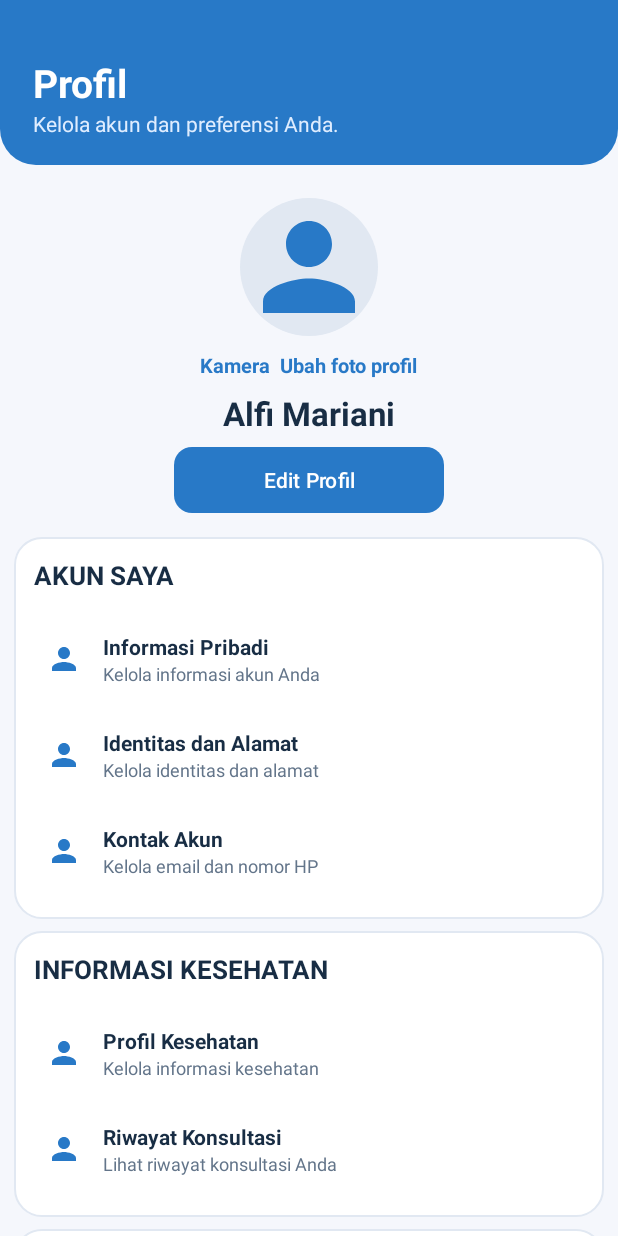
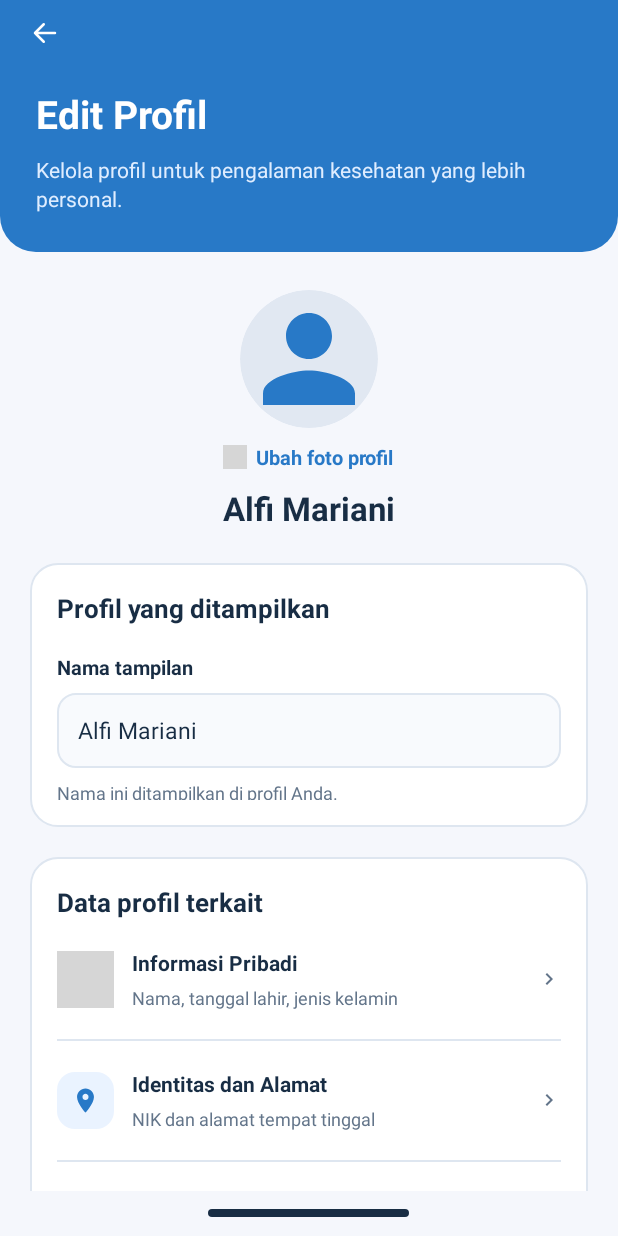
Before and after one commit to AhmadRifai19/Project-Halo-Sehat, an Android app: the ProfilActivity screen opened directly, with no data from a screen before it, after a tap on "Edit Profil", on a phone screen of 412 x 824 dp. Run offline under Robolectric (Android 15) with nearby library versions, the phone set to English and light mode, and no system bars; grey boxes are pictures that could not be loaded.

Commit message:
"feat: menambahkan halaman edit profil navigasinya" buat nambah fitur/kode baru

```diff
--- a/app/src/main/AndroidManifest.xml
+++ b/app/src/main/AndroidManifest.xml
@@ -88,7 +88,9 @@
             android:name=".DetailProfilActivity"
             android:exported="false" />
 
-
+        <activity
+            android:name=".EditProfilActivity"
+            android:exported="false" />
 
     </application>
 
--- a/app/src/main/java/com/example/appsdokter/DetailProfilActivity.kt
+++ b/app/src/main/java/com/example/appsdokter/DetailProfilActivity.kt
@@ -1,8 +1,9 @@
-
 package com.example.appsdokter
 
+import android.content.Intent
 import android.os.Bundle
 import android.widget.TextView
+import android.widget.Button
 import androidx.appcompat.app.AppCompatActivity
 
 class DetailProfilActivity : AppCompatActivity() {
@@ -19,5 +20,16 @@ class DetailProfilActivity : AppCompatActivity() {
 
         findViewById<TextView>(R.id.tvDetailJudul).text = judul
         findViewById<TextView>(R.id.tvDetailDeskripsi).text = deskripsi
+
+        // Navigasi ke halaman Edit Profil
+        val btnEditProfil = findViewById<Button>(R.id.btnEditProfil)
+
+        btnEditProfil.setOnClickListener {
+            val pindahHalaman = Intent(
+                this,
+                EditProfilActivity::class.java
+            )
+            startActivity(pindahHalaman)
+        }
     }
 }
--- /dev/null
+++ b/app/src/main/java/com/example/appsdokter/EditProfilActivity.kt
@@ -0,0 +1,68 @@
+package com.example.appsdokter
+
+import android.os.Bundle
+import android.widget.Button
+import android.widget.EditText
+import android.widget.ImageView
+import android.widget.Toast
+import androidx.appcompat.app.AppCompatActivity
+
+class EditProfilActivity : AppCompatActivity() {
+
+    override fun onCreate(savedInstanceState: Bundle?) {
+        super.onCreate(savedInstanceState)
+        setContentView(R.layout.activity_edit_profil)
+
+        // Inisialisasi komponen
+        val btnBack = findViewById<ImageView>(R.id.btnBack)
+
+        val btnSimpanPerubahan =
+            findViewById<Button>(R.id.btnSimpanPerubahan)
+
+        val etNamaTampilan =
+            findViewById<EditText>(R.id.etNamaTampilan)
+
+        // Tombol Kembali
+        btnBack.setOnClickListener {
+            finish()
+        }
+
+        // Tombol Simpan Perubahan
+        btnSimpanPerubahan.setOnClickListener {
+
+            val namaBaru = etNamaTampilan.text.toString().trim()
+
+            if (namaBaru.isNotEmpty()) {
+
+                // Simpan nama menggunakan SharedPreferences
+                val sharedPreferences = getSharedPreferences(
+                    "ProfilUser",
+                    MODE_PRIVATE
+                )
+
+                sharedPreferences.edit()
+                    .putString("nama_tampilan", namaBaru)
+                    .apply()
+
+                Toast.makeText(
+                    this,
+                    "Profil berhasil diperbarui",
+                    Toast.LENGTH_SHORT
+                ).show()
+
+                finish()
+
+            } else {
+
+                etNamaTampilan.error = "Nama tidak boleh kosong"
+
+                Toast.makeText(
+                    this,
+                    "Silakan masukkan nama tampilan",
+                    Toast.LENGTH_SHORT
+                ).show()
+            }
+        }
+
+    }
+}
--- a/app/src/main/java/com/example/appsdokter/ProfilActivity.kt
+++ b/app/src/main/java/com/example/appsdokter/ProfilActivity.kt
@@ -5,6 +5,7 @@ import android.widget.Button
 import android.widget.TextView
 import android.widget.Toast
 import androidx.appcompat.app.AppCompatActivity
+import android.content.Intent
 
 class ProfilActivity : AppCompatActivity() {
 
@@ -61,11 +62,17 @@ class ProfilActivity : AppCompatActivity() {
             "Membuka Pengaturan Notifikasi"
         )
 
+
         // Tombol Edit Profil
         findViewById<Button>(R.id.btnEditProfil)
             .setOnClickListener {
-                tampilPesan("Membuka Edit Profil")
+                val intent = Intent(
+                    this,
+                    EditProfilActivity::class.java
+                )
+                startActivity(intent)
             }
+
 
         // Tombol Keluar
         findViewById<TextView>(R.id.btnKeluar)
--- a/app/src/main/java/com/example/appsdokter/ProfilFragment.kt
+++ b/app/src/main/java/com/example/appsdokter/ProfilFragment.kt
@@ -21,7 +21,11 @@ class ProfilFragment : Fragment(R.layout.activity_profil) {
         aturMenu(view, R.id.itemNotifikasi, "Pengaturan Notifikasi", "Atur pemberitahuan aplikasi")
 
         view.findViewById<Button>(R.id.btnEditProfil).setOnClickListener {
-            Toast.makeText(requireContext(), "Membuka Edit Profil", Toast.LENGTH_SHORT).show()
+            val intent = Intent(
+                requireContext(),
+                EditProfilActivity::class.java
+            )
+            startActivity(intent)
         }
 
         view.findViewById<TextView>(R.id.btnKeluar).setOnClickListener {
@@ -41,4 +45,6 @@ class ProfilFragment : Fragment(R.layout.activity_profil) {
             startActivity(intent)
         }
     }
+
+
 }
--- /dev/null
+++ b/app/src/main/res/drawable/bg_button_edit.xml
@@ -0,0 +1,4 @@
+<shape xmlns:android="http://schemas.android.com/apk/res/android">
+    <solid android:color="#2879C7"/>
+    <corners android:radius="12dp"/>
+</shape>
--- /dev/null
+++ b/app/src/main/res/drawable/bg_card_edit.xml
@@ -0,0 +1,5 @@
+<shape xmlns:android="http://schemas.android.com/apk/res/android">
+    <solid android:color="#FFFFFF"/>
+    <stroke android:width="1dp" android:color="#DEE6F0"/>
+    <corners android:radius="18dp"/>
+</shape>
--- /dev/null
+++ b/app/src/main/res/drawable/bg_header_edit.xml
@@ -0,0 +1,6 @@
+<shape xmlns:android="http://schemas.android.com/apk/res/android">
+    <solid android:color="#2879C7"/>
+    <corners
+        android:bottomLeftRadius="24dp"
+        android:bottomRightRadius="24dp"/>
+</shape>
--- /dev/null
+++ b/app/src/main/res/drawable/bg_icon_edit.xml
@@ -0,0 +1,4 @@
+<shape xmlns:android="http://schemas.android.com/apk/res/android">
+    <solid android:color="#EAF3FF"/>
+    <corners android:radius="12dp"/>
+</shape>
--- /dev/null
+++ b/app/src/main/res/drawable/bg_input_edit.xml
@@ -0,0 +1,5 @@
+<shape xmlns:android="http://schemas.android.com/apk/res/android">
+    <solid android:color="#F8FAFD"/>
+    <stroke android:width="1dp" android:color="#DEE6F0"/>
+    <corners android:radius="12dp"/>
+</shape>
--- /dev/null
+++ b/app/src/main/res/drawable/ic_chevron_right.xml
@@ -0,0 +1,10 @@
+<?xml version="1.0" encoding="utf-8"?>
+<vector xmlns:android="http://schemas.android.com/apk/res/android"
+    android:width="24dp"
+    android:height="24dp"
+    android:viewportWidth="24"
+    android:viewportHeight="24">
+    <path
+        android:fillColor="#63758A"
+        android:pathData="M10,6L8.59,7.41L13.17,12l-4.58,4.59L10,18l6,-6z"/>
+</vector>
--- /dev/null
+++ b/app/src/main/res/drawable/ic_contact_round.xml
@@ -0,0 +1,10 @@
+<?xml version="1.0" encoding="utf-8"?>
+<vector xmlns:android="http://schemas.android.com/apk/res/android"
+    android:width="24dp"
+    android:height="24dp"
+    android:viewportWidth="24"
+    android:viewportHeight="24">
+    <path
+        android:fillColor="#2879C7"
+        android:pathData="M20,4H4C2.9,4 2,4.9 2,6V18C2,19.1 2.9,20 4,20H20C21.1,20 22,19.1 22,18V6C22,4.9 21.1,4 20,4ZM20,8L12,13L4,8V6L12,11L20,6V8Z"/>
+</vector>
--- /dev/null
+++ b/app/src/main/res/drawable/ic_map_pin.xml
@@ -0,0 +1,10 @@
+<?xml version="1.0" encoding="utf-8"?>
+<vector xmlns:android="http://schemas.android.com/apk/res/android"
+    android:width="24dp"
+    android:height="24dp"
+    android:viewportWidth="24"
+    android:viewportHeight="24">
+    <path
+        android:fillColor="#2879C7"
+        android:pathData="M12,2C8.13,2 5,5.13 5,9c0,5.25 7,13 7,13s7,-7.75 7,-13c0,-3.87 -3.13,-7 -7,-7zM12,11.5c-1.38,0 -2.5,-1.12 -2.5,-2.5s1.12,-2.5 2.5,-2.5 2.5,1.12 2.5,2.5 -1.12,2.5 -2.5,2.5z"/>
+</vector>
--- a/app/src/main/res/layout/activity_detail_profil.xml
+++ b/app/src/main/res/layout/activity_detail_profil.xml
@@ -25,4 +25,15 @@
         android:textSize="15sp"
         android:textColor="#63758A"/>
 
+    <Button
+        android:id="@+id/btnEditProfil"
+        android:layout_width="match_parent"
+        android:layout_height="54dp"
+        android:layout_marginTop="24dp"
+        android:text="Edit Profil"
+        android:textColor="#FFFFFF"
+        android:textAllCaps="false"
+        android:backgroundTint="#2879C7"/>
+
+
 </LinearLayout>
--- /dev/null
+++ b/app/src/main/res/layout/activity_edit_profil.xml
@@ -0,0 +1,404 @@
+<?xml version="1.0" encoding="utf-8"?>
+<LinearLayout
+    xmlns:android="http://schemas.android.com/apk/res/android"
+    android:layout_width="match_parent"
+    android:layout_height="match_parent"
+    android:orientation="vertical"
+    android:background="#F5F7FC">
+
+    <!-- SEMUA KONTEN DAPAT DI-SCROLL -->
+    <ScrollView
+        android:id="@+id/scrollEditProfil"
+        android:layout_width="match_parent"
+        android:layout_height="0dp"
+        android:layout_weight="1"
+        android:fillViewport="true"
+        android:clipToPadding="false"
+        android:scrollbars="none">
+
+        <LinearLayout
+            android:layout_width="match_parent"
+            android:layout_height="wrap_content"
+            android:orientation="vertical">
+
+            <!-- HEADER BIRU -->
+            <LinearLayout
+                android:layout_width="match_parent"
+                android:layout_height="wrap_content"
+                android:orientation="vertical"
+                android:background="@drawable/bg_header_edit">
+
+                <!-- Tombol Kembali -->
+                <LinearLayout
+                    android:layout_width="match_parent"
+                    android:layout_height="44dp"
+                    android:gravity="center_vertical"
+                    android:paddingStart="20dp">
+
+                    <ImageView
+                        android:id="@+id/btnBack"
+                        android:layout_width="20dp"
+                        android:layout_height="20dp"
+                        android:src="@drawable/ic_arrow_left"
+                        android:contentDescription="Kembali" />
+                </LinearLayout>
+
+                <!-- Judul Header -->
+                <LinearLayout
+                    android:layout_width="match_parent"
+                    android:layout_height="wrap_content"
+                    android:orientation="vertical"
+                    android:paddingStart="24dp"
+                    android:paddingEnd="24dp"
+                    android:paddingTop="14dp"
+                    android:paddingBottom="26dp">
+
+                    <TextView
+                        android:layout_width="match_parent"
+                        android:layout_height="wrap_content"
+                        android:text="Edit Profil"
+                        android:textColor="#FFFFFF"
+                        android:textSize="26sp"
+                        android:textStyle="bold" />
+
+                    <TextView
+                        android:layout_width="match_parent"
+                        android:layout_height="wrap_content"
+                        android:layout_marginTop="10dp"
+                        android:text="Kelola profil untuk pengalaman kesehatan yang lebih personal."
+                        android:textColor="#DFEDFF"
+                        android:textSize="14sp"
+                        android:lineSpacingExtra="3dp" />
+                </LinearLayout>
+
+            </LinearLayout>
+
+            <!-- KONTEN PROFIL -->
+            <LinearLayout
+                android:layout_width="match_parent"
+                android:layout_height="wrap_content"
+                android:orientation="vertical"
+                android:paddingStart="20dp"
+                android:paddingEnd="20dp"
+                android:paddingTop="24dp"
+                android:paddingBottom="28dp">
+
+                <!-- FOTO PROFIL -->
+                <LinearLayout
+                    android:layout_width="match_parent"
+                    android:layout_height="163dp"
+                    android:gravity="center"
+                    android:orientation="vertical">
+
+                    <ImageView
+                        android:id="@+id/imgFotoProfil"
+                        android:layout_width="92dp"
+                        android:layout_height="92dp"
+                        android:src="@drawable/ic_profile_placeholder"
+                        android:scaleType="centerCrop"
+                        android:background="@drawable/bg_profile_circle"
+                        android:clipToOutline="true"
+                        android:contentDescription="Foto profil" />
+
+                    <LinearLayout
+                        android:layout_width="wrap_content"
+                        android:layout_height="wrap_content"
+                        android:layout_marginTop="10dp"
+                        android:gravity="center"
+                        android:orientation="horizontal">
+
+                        <ImageView
+                            android:layout_width="16dp"
+                            android:layout_height="16dp"
+                            android:src="@drawable/ic_camera"
+                            android:contentDescription="Kamera" />
+
+                        <TextView
+                            android:layout_width="wrap_content"
+                            android:layout_height="wrap_content"
+                            android:layout_marginStart="6dp"
+                            android:text="Ubah foto profil"
+                            android:textColor="#2879C7"
+                            android:textSize="13sp"
+                            android:textStyle="bold" />
+                    </LinearLayout>
+
+                    <TextView
+                        android:layout_width="wrap_content"
+                        android:layout_height="wrap_content"
+                        android:layout_marginTop="10dp"
+                        android:text="Alfi Mariani"
+                        android:textColor="#182D44"
+                        android:textSize="22sp"
+                        android:textStyle="bold" />
+
+                </LinearLayout>
+
+                <!-- PROFIL YANG DITAMPILKAN -->
+                <LinearLayout
+                    android:layout_width="match_parent"
+                    android:layout_height="176dp"
+                    android:layout_marginTop="20dp"
+                    android:orientation="vertical"
+                    android:padding="18dp"
+                    android:background="@drawable/bg_card_edit">
+
+                    <TextView
+                        android:layout_width="match_parent"
+                        android:layout_height="wrap_content"
+                        android:text="Profil yang ditampilkan"
+                        android:textColor="#182D44"
+                        android:textSize="17sp"
+                        android:textStyle="bold" />
+
+                    <TextView
+                        android:layout_width="wrap_content"
+                        android:layout_height="wrap_content"
+                        android:layout_marginTop="18dp"
+                        android:text="Nama tampilan"
+                        android:textColor="#182D44"
+                        android:textSize="13sp"
+                        android:textStyle="bold" />
+
+                    <EditText
+                        android:id="@+id/etNamaTampilan"
+                        android:layout_width="match_parent"
+                        android:layout_height="50dp"
+                        android:layout_marginTop="8dp"
+                        android:paddingStart="14dp"
+                        android:paddingEnd="14dp"
+                        android:background="@drawable/bg_input_edit"
+                        android:text="Alfi Mariani"
+                        android:textColor="#182D44"
+                        android:textSize="15sp"
+                        android:singleLine="true" />
+
+                    <TextView
+                        android:layout_width="match_parent"
+                        android:layout_height="wrap_content"
+                        android:layout_marginTop="8dp"
+                        android:text="Nama ini ditampilkan di profil Anda."
+                        android:textColor="#63758A"
+                        android:textSize="12sp" />
+
+                </LinearLayout>
+
+                <!-- DATA PROFIL TERKAIT -->
+                <LinearLayout
+                    android:layout_width="match_parent"
+                    android:layout_height="wrap_content"
+                    android:layout_marginTop="20dp"
+                    android:orientation="vertical"
+                    android:padding="18dp"
+                    android:background="@drawable/bg_card_edit">
+
+                    <TextView
+                        android:layout_width="match_parent"
+                        android:layout_height="wrap_content"
+                        android:text="Data profil terkait"
+                        android:textColor="#182D44"
+                        android:textSize="17sp"
+                        android:textStyle="bold" />
+
+                    <!-- INFORMASI PRIBADI -->
+                    <LinearLayout
+                        android:layout_width="match_parent"
+                        android:layout_height="43dp"
+                        android:layout_marginTop="18dp"
+                        android:gravity="center_vertical"
+                        android:orientation="horizontal">
+
+                        <ImageView
+                            android:layout_width="38dp"
+                            android:layout_height="38dp"
+                            android:padding="9dp"
+                            android:background="@drawable/bg_icon_edit"
+                            android:src="@drawable/ic_user_round"
+                            android:contentDescription="Informasi pribadi" />
+
+                        <LinearLayout
+                            android:layout_width="0dp"
+                            android:layout_height="wrap_content"
+                            android:layout_weight="1"
+                            android:layout_marginStart="12dp"
+                            android:orientation="vertical">
+
+                            <TextView
+                                android:layout_width="match_parent"
+                                android:layout_height="wrap_content"
+                                android:text="Informasi Pribadi"
+                                android:textColor="#182D44"
+                                android:textSize="14sp"
+                                android:textStyle="bold" />
+
+                            <TextView
+                                android:layout_width="match_parent"
+                                android:layout_height="wrap_content"
+                                android:layout_marginTop="5dp"
+                                android:text="Nama, tanggal lahir, jenis kelamin"
+                                android:textColor="#63758A"
+                                android:textSize="12sp" />
+                        </LinearLayout>
+
+                        <ImageView
+                            android:layout_width="16dp"
+                            android:layout_height="16dp"
+                            android:src="@drawable/ic_chevron_right"
+                            android:contentDescription="Buka" />
+
+                    </LinearLayout>
+
+                    <View
+                        android:layout_width="match_parent"
+                        android:layout_height="1dp"
+                        android:layout_marginTop="18dp"
+                        android:background="#DEE6F0" />
+
+                    <!-- IDENTITAS DAN ALAMAT -->
+                    <LinearLayout
+                        android:layout_width="match_parent"
+                        android:layout_height="43dp"
+                        android:layout_marginTop="18dp"
+                        android:gravity="center_vertical"
+                        android:orientation="horizontal">
+
+                        <ImageView
+                            android:layout_width="38dp"
+                            android:layout_height="38dp"
+                            android:padding="9dp"
+                            android:background="@drawable/bg_icon_edit"
+                            android:src="@drawable/ic_map_pin"
+                            android:contentDescription="Alamat" />
+
+                        <LinearLayout
+                            android:layout_width="0dp"
+                            android:layout_height="wrap_content"
+                            android:layout_weight="1"
+                            android:layout_marginStart="12dp"
+                            android:orientation="vertical">
+
+                            <TextView
+                                android:layout_width="match_parent"
+                                android:layout_height="wrap_content"
+                                android:text="Identitas dan Alamat"
+                                android:textColor="#182D44"
+                                android:textSize="14sp"
+                                android:textStyle="bold" />
+
+                            <TextView
+                                android:layout_width="match_parent"
+                                android:layout_height="wrap_content"
+                                android:layout_marginTop="5dp"
+                                android:text="NIK dan alamat tempat tinggal"
+                                android:textColor="#63758A"
+                                android:textSize="12sp" />
+                        </LinearLayout>
+
+                        <ImageView
+                            android:layout_width="16dp"
+                            android:layout_height="16dp"
+                            android:src="@drawable/ic_chevron_right"
+                            android:contentDescription="Buka" />
+
+                    </LinearLayout>
+
+                    <View
+                        android:layout_width="match_parent"
+                        android:layout_height="1dp"
+                        android:layout_marginTop="18dp"
+                        android:background="#DEE6F0" />
+
+                    <!-- KONTAK AKUN -->
+                    <LinearLayout
+                        android:layout_width="match_parent"
+                        android:layout_height="43dp"
+                        android:layout_marginTop="18dp"
+                        android:gravity="center_vertical"
+                        android:orientation="horizontal">
+
+                        <ImageView
+                            android:layout_width="38dp"
+                            android:layout_height="38dp"
+                            android:padding="9dp"
+                            android:background="@drawable/bg_icon_edit"
+                            android:src="@drawable/ic_contact_round"
+                            android:contentDescription="Kontak akun" />
+
+                        <LinearLayout
+                            android:layout_width="0dp"
+                            android:layout_height="wrap_content"
+                            android:layout_weight="1"
+                            android:layout_marginStart="12dp"
+                            android:orientation="vertical">
+
+                            <TextView
+                                android:layout_width="match_parent"
+                                android:layout_height="wrap_content"
+                                android:text="Kontak Akun"
+                                android:textColor="#182D44"
+                                android:textSize="14sp"
+                                android:textStyle="bold" />
+
+                            <TextView
+                                android:layout_width="match_parent"
+                                android:layout_height="wrap_content"
+                                android:layout_marginTop="5dp"
+                                android:text="Email dan nomor HP"
+                                android:textColor="#63758A"
+                                android:textSize="12sp" />
+                        </LinearLayout>
+
+                        <ImageView
+                            android:layout_width="16dp"
+                            android:layout_height="16dp"
+                            android:src="@drawable/ic_chevron_right"
+                            android:contentDescription="Buka" />
+
+                    </LinearLayout>
+
+                </LinearLayout>
+
+                <!-- KETERANGAN -->
+                <TextView
+                    android:layout_width="match_parent"
+                    android:layout_height="wrap_content"
+                    android:layout_marginTop="20dp"
+                    android:text="Perubahan nama tampilan tidak mengubah data identitas Anda."
+                    android:textColor="#63758A"
+                    android:textSize="13sp"
+                    android:lineSpacingExtra="3dp" />
+
+                <!-- TOMBOL SIMPAN -->
+                <Button
+                    android:id="@+id/btnSimpanPerubahan"
+                    android:layout_width="match_parent"
+                    android:layout_height="52dp"
+                    android:layout_marginTop="20dp"
+                    android:text="Simpan perubahan"
+                    android:textColor="#FFFFFF"
+                    android:textSize="15sp"
+                    android:textStyle="bold"
+                    android:background="@drawable/bg_button_edit"
+                    android:textAllCaps="false" />
+
+            </LinearLayout>
+
+        </LinearLayout>
+
+    </ScrollView>
+
+    <!-- AREA NAVIGASI BAWAH -->
+    <FrameLayout
+        android:layout_width="match_parent"
+        android:layout_height="30dp"
+        android:background="#F5F7FC">
+
+        <View
+            android:layout_width="134dp"
+            android:layout_height="5dp"
+            android:layout_gravity="center"
+            android:background="@drawable/bg_home_indicator" />
+
+    </FrameLayout>
+
+</LinearLayout>
```
